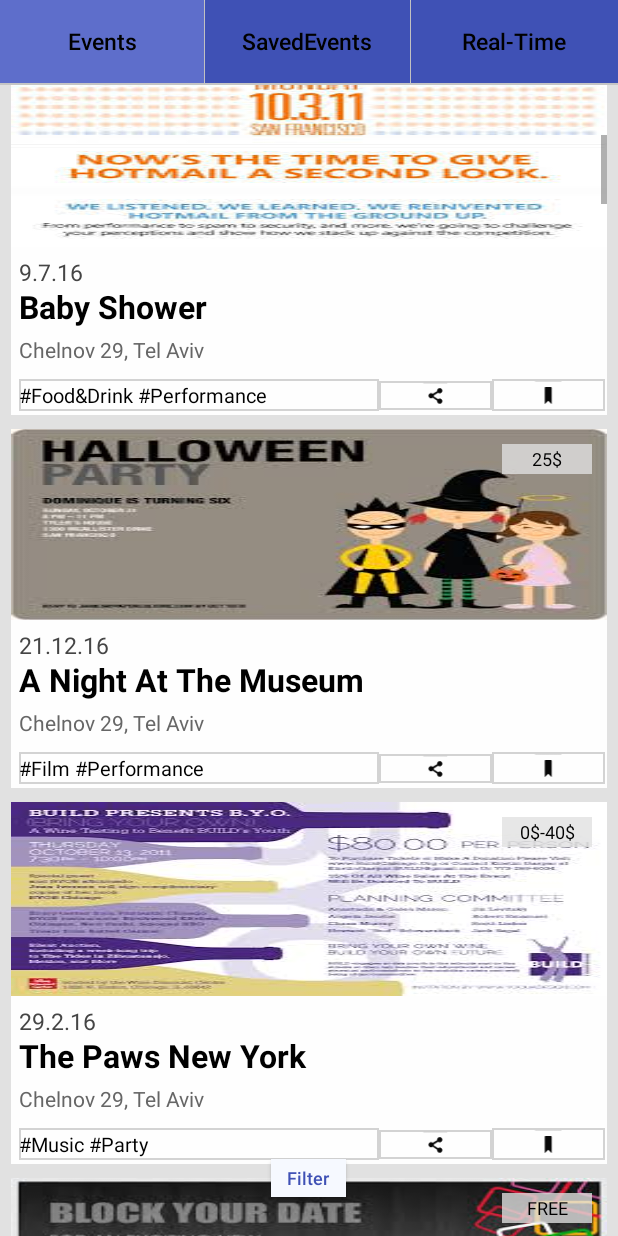
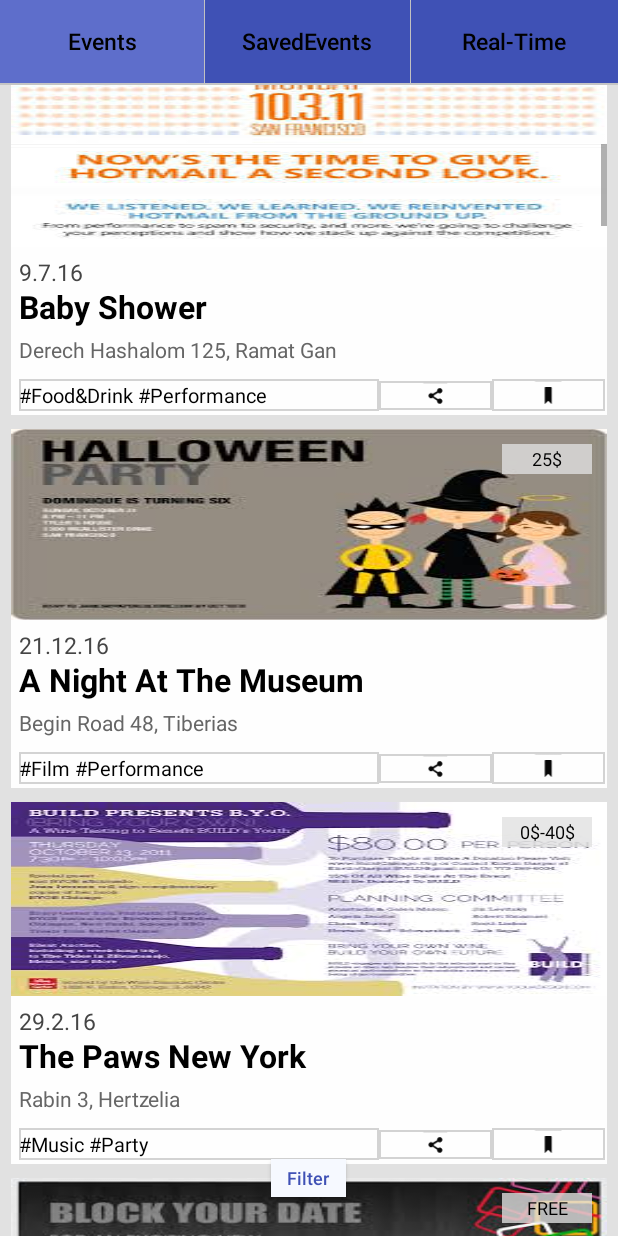
Before and after one commit to nesizagury/Fundigo_Beta, an Android app: the screen it shows after launch (MainActivity), scrolled down 536 dp, on a phone screen of 412 x 824 dp. Run offline under Robolectric (Android 15) with nearby library versions, the phone set to English and light mode, and no system bars; libraries missing offline, so code that uses them is left out: com.parse; 5 statements that could not run were skipped.

Commit message:
עדכונים כלליים
עדכון מלל מיקום בכל 45 האירועים
תיקון התקלה שהייתה בשאר האירועים מעבר ל15 הראשונים - עכשיו כל ה45 עובדים
ותקינים

```diff
--- a/app/src/main/java/com/example/events/Adapters.java
+++ b/app/src/main/java/com/example/events/Adapters.java
@@ -27,13 +27,16 @@ public class Adapters extends BaseAdapter {
         String[] eventTag_list;
         String[] eventPrice_list;
         String[] eventInfo_list;
+        String[] eventPlace_list;
 
         eventName_list = res.getStringArray (R.array.eventNames);
         eventDate_list = res.getStringArray (R.array.eventDates);
         eventTag_list = res.getStringArray (R.array.eventTags);
         eventPrice_list = res.getStringArray (R.array.eventPrice);
         eventInfo_list = res.getStringArray (R.array.eventInfo);
+        eventPlace_list = res.getStringArray(R.array.eventPlace);
 
+        for (int j = 0; j < 3; j++) {
             for (int i = 0; i < 14; i++)
                 list.add (new EventInfo (
                                                 R.mipmap.pic0 + i,
@@ -41,31 +44,9 @@ public class Adapters extends BaseAdapter {
                                                 eventName_list[i],
                                                 eventTag_list[i],
                                                 eventPrice_list[i],
-                                            eventInfo_list[i]));
-        for (int i = 0; i < 14; i++)
-            list.add (new EventInfo (
-                                            R.mipmap.pic0 + i,
-                                            eventDate_list[i],
-                                            eventName_list[i],
-                                            eventTag_list[i],
-                                            eventPrice_list[i],
-                                            eventInfo_list[i]));
-        for (int i = 0; i < 14; i++)
-            list.add (new EventInfo (
-                                            R.mipmap.pic0 + i,
-                                            eventDate_list[i],
-                                            eventName_list[i],
-                                            eventTag_list[i],
-                                            eventPrice_list[i],
-                                            eventInfo_list[i]));
-        for (int i = 0; i < 8; i++)
-            list.add (new EventInfo (
-                                            R.mipmap.pic0 + i,
-                                            eventDate_list[i],
-                                            eventName_list[i],
-                                            eventTag_list[i],
-                                            eventPrice_list[i],
-                                            eventInfo_list[i]));
+                                                eventInfo_list[i],
+                                                eventPlace_list[i]));
+        }
     }
 
 
@@ -107,7 +88,7 @@ public class Adapters extends BaseAdapter {
         holder.name.setText (event.getName ());
         holder.tags.setText (event.getTags ());
         holder.price.setText (event.getPrice ());
-
+        holder.place.setText (event.getPlace ());
 
         return row;
     }
--- a/app/src/main/java/com/example/events/EventInfo.java
+++ b/app/src/main/java/com/example/events/EventInfo.java
@@ -8,14 +8,16 @@ public class EventInfo {
     String tags;
     String price;
     String info;
+    String place;
 
-    public EventInfo(int imageId, String date, String name, String tags, String price, String info) {
+    public EventInfo(int imageId, String date, String name, String tags, String price, String info, String place) {
         this.imageId = imageId;
         this.date = date;
         this.name = name;
         this.tags = tags;
         this.price = price;
         this.info = info;
+        this.place = place;
     }
 
 
@@ -66,4 +68,12 @@ public class EventInfo {
     public void setInfo(String info) {
         this.info = info;
     }
+
+    public String getPlace() {
+        return place;
+    }
+
+    public void setPlace(String place) {
+        this.place = place;
+    }
 }
--- a/app/src/main/java/com/example/events/EventPage.java
+++ b/app/src/main/java/com/example/events/EventPage.java
@@ -34,6 +34,9 @@ public class EventPage extends Activity {
         String eventInfo = intent.getStringExtra("eventInfo");
         TextView event_info = (TextView) findViewById(R.id.eventInfoEventPage);
         event_info.setText(eventInfo);
+        String eventPlace = intent.getStringExtra("eventPlace");
+        TextView event_place = (TextView) findViewById(R.id.eventPage_location);
+        event_place.setText(eventPlace);
     }
 
 }
--- a/app/src/main/java/com/example/events/Holder.java
+++ b/app/src/main/java/com/example/events/Holder.java
@@ -12,7 +12,7 @@ public class Holder {
     TextView name;
     TextView tags;
     TextView price;
-
+    TextView place;
 
     public Holder(View v) {
 
@@ -21,6 +21,7 @@ public class Holder {
         name = (TextView) v.findViewById(R.id.event_name);
         tags = (TextView) v.findViewById(R.id.tags);
         price = (TextView) v.findViewById(R.id.event_price);
+        place = (TextView) v.findViewById(R.id.event_location);
     }
 
 
--- a/app/src/main/res/values/strings.xml
+++ b/app/src/main/res/values/strings.xml
@@ -83,6 +83,26 @@
         <item>20$</item>
         <item>5$</item>
         <item>FREE</item>
+
+    </string-array>
+
+    <string-array name="eventPlace">
+
+        <item>Even Gvirol 75, Tel Aviv</item>
+        <item>Chelnov 29, Haifa</item>
+        <item>Derech Hashalom 125, Ramat Gan</item>
+        <item>Begin Road 48, Tiberias</item>
+        <item>Rabin 3, Hertzelia</item>
+        <item>Ben Yehoda 1, Beer Sheva</item>
+        <item>Gaza 102, Jerusalem</item>
+        <item>Kanfei Nesharim 5, Afola</item>
+        <item>Gefen 2, Tel Aviv</item>
+        <item>Jabutinsky 86, Bnei Brak</item>
+        <item>Dovdevan 26, Tiberias</item>
+        <item>Hamakabim 17, Ariel</item>
+        <item>Arlozorov 52, Naaria</item>
+        <item>Hayarkon 4, Akko</item>
+        <item>Moses 84, Eilat</item>
 
     </string-array>
 
```
Also changed, not shown: app/src/main/java/com/example/events/MainActivity.java (+12 -29 lines). Lines whose indentation alone changed are shown as unchanged.
